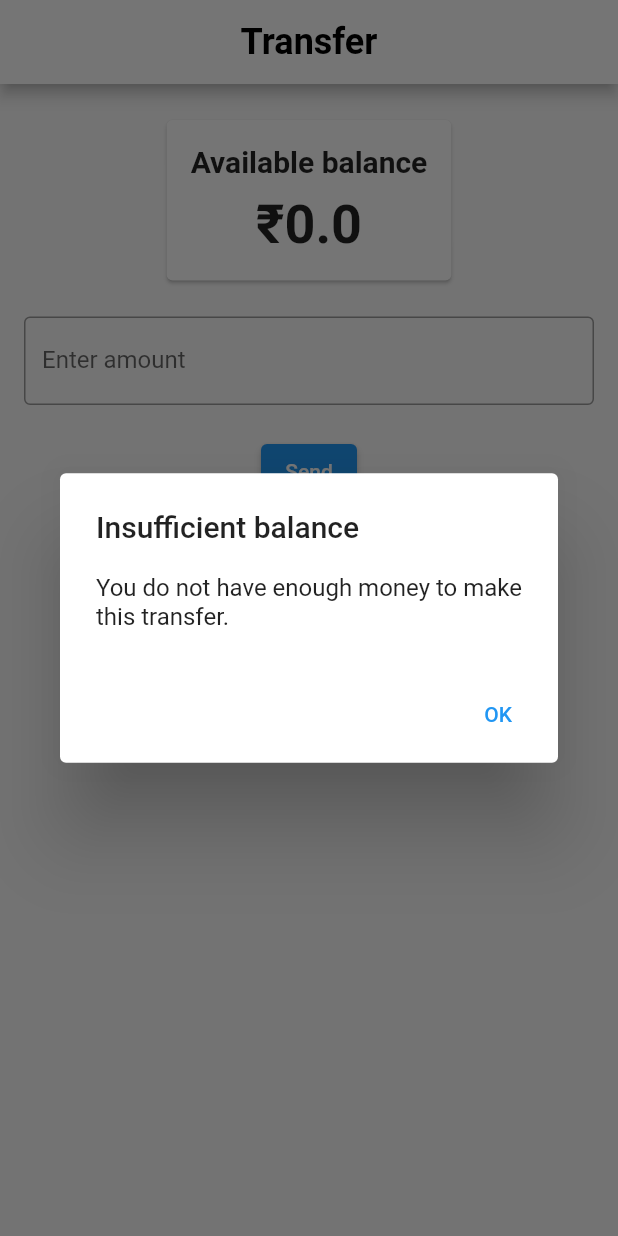
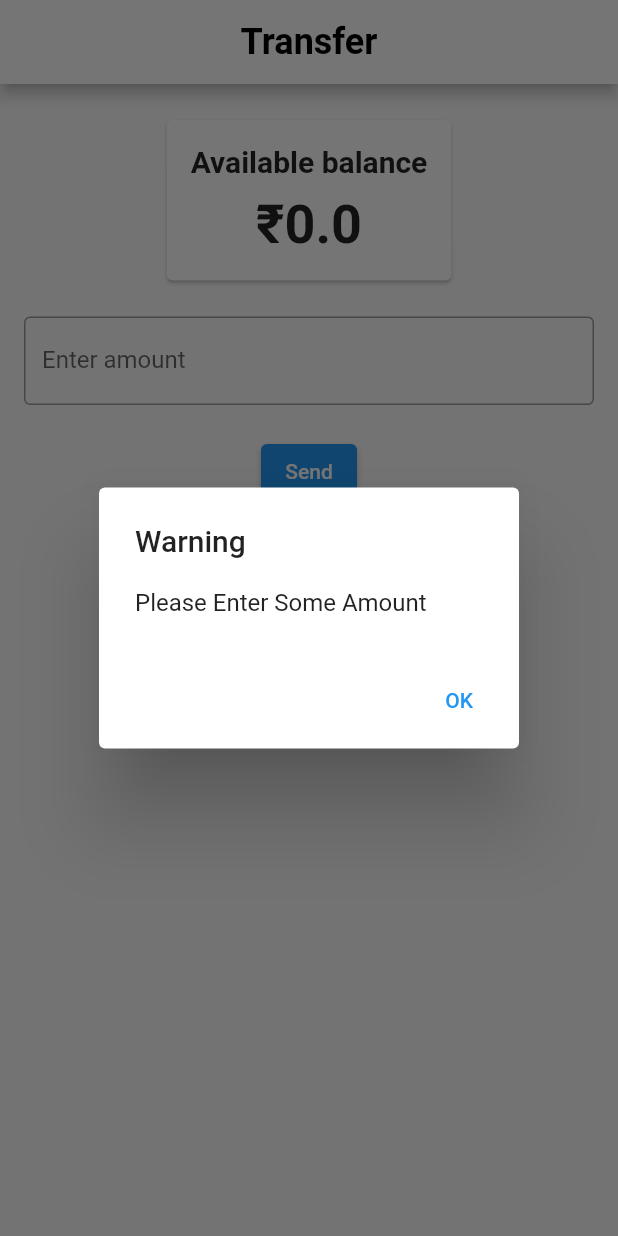
Before and after one commit to Yash114Bansal/Rupify, a Flutter app: the SendScreen screen opened directly with empty values, after a tap on "Send", on a phone screen of 412 x 824 dp. Run offline on Flutter 3.47's test engine with Material 2 defaults, Android fonts, the phone set to English and light mode, and no system bars; our stand-ins replace internet_connection_checker, qr_flutter; missing offline and left inert: qr_code_scanner.

```diff
--- a/FrontEnd/rupify/lib/Pages/Home/Send Money/send.dart
+++ b/FrontEnd/rupify/lib/Pages/Home/Send Money/send.dart
@@ -39,7 +39,7 @@ class _SendScreenState extends State<SendScreen> {
   }
 
   void _sendMoney() {
-    if (_amount >= _balance) {
+    if (_amount > _balance) {
       // show a pop-up if the amount entered is greater than the available balance
       showDialog(
         context: context,
@@ -58,7 +58,26 @@ class _SendScreenState extends State<SendScreen> {
           );
         },
       );
-    } else {
+    }else if(_amount == 0){
+      showDialog(
+        context: context,
+        builder: (context) {
+          return AlertDialog(
+            title: const Text('Warning'),
+            content: const Text('Please Enter Some Amount'),
+            actions: [
+              TextButton(
+                onPressed: () {
+                  Navigator.pop(context);
+                },
+                child: const Text('OK'),
+              ),
+            ],
+          );
+        },
+      );
+    }
+    else {
       // perform the transfer
       List<String>? working_notes = getCurrencyNotes(widget.Note_Data, _amount);
       print(working_notes);
```
